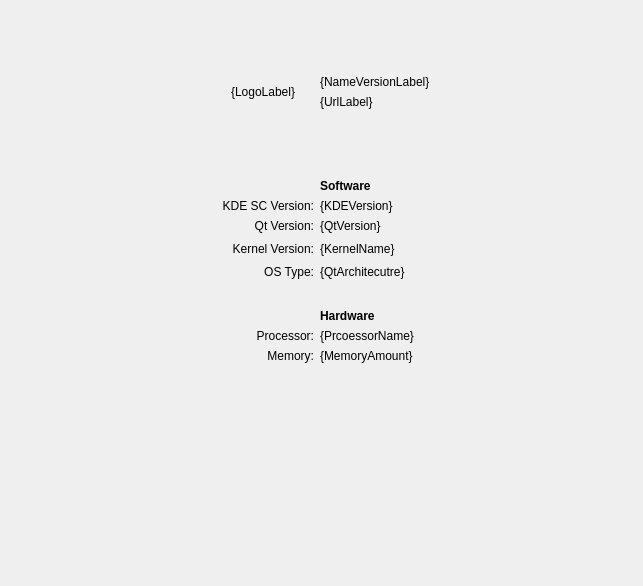
Before: the Qt Designer form src/Module.ui in KDE/kinfocenter, drawn with Qt 5.
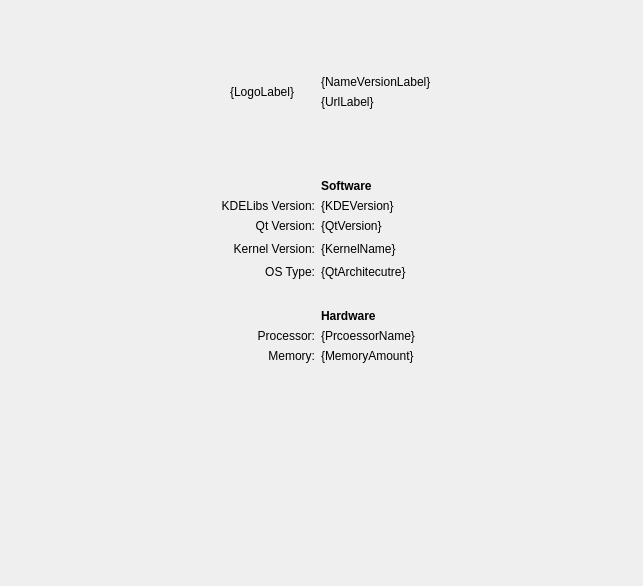
After: the same form once the commit is applied.

Commit message: s/kdesc/kdelibs

```diff
--- a/src/Module.ui
+++ b/src/Module.ui
@@ -164,7 +164,7 @@
    <item row="5" column="1">
     <widget class="QLabel" name="kde">
      <property name="text">
-      <string>KDE SC Version:</string>
+      <string>KDELibs Version:</string>
      </property>
      <property name="alignment">
       <set>Qt::AlignRight|Qt::AlignTrailing|Qt::AlignVCenter</set>
```
